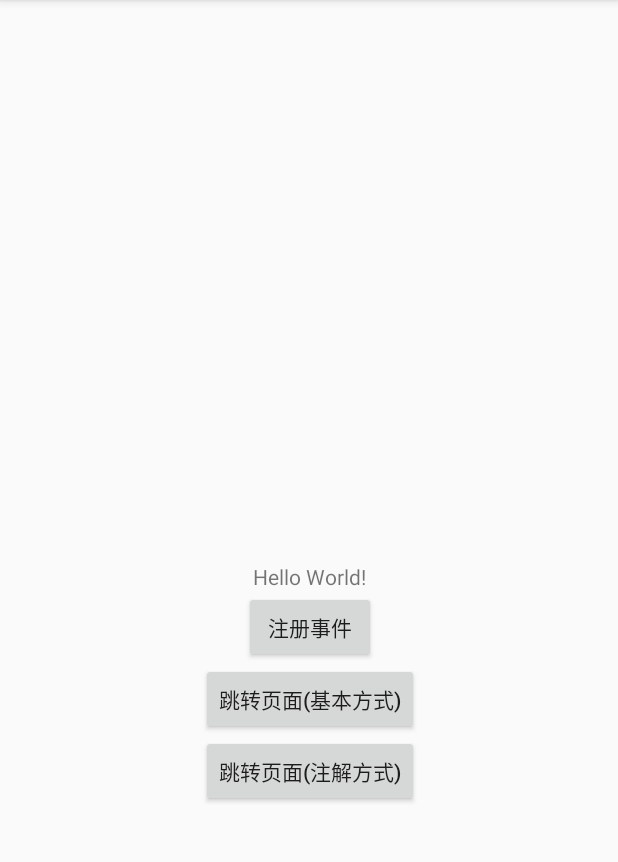
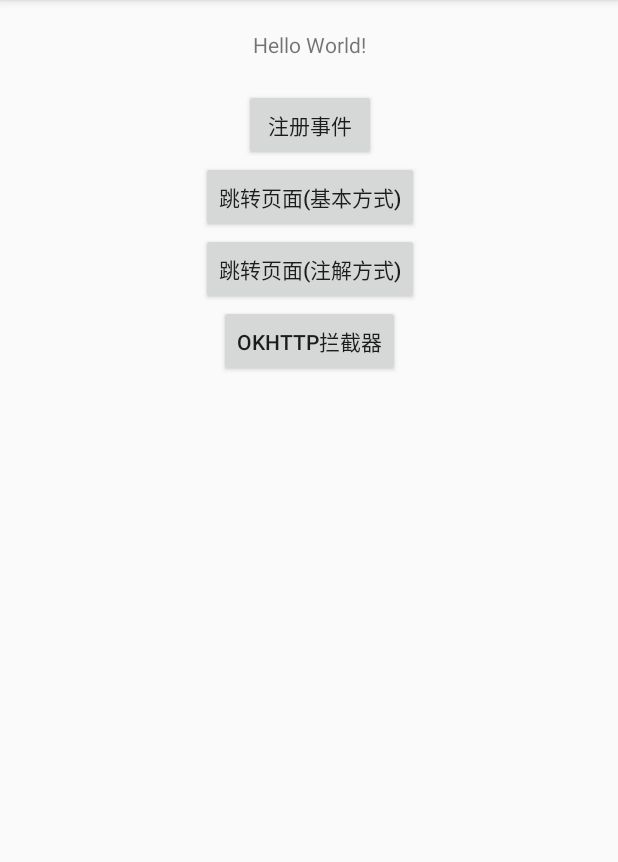
Before and after one commit to player1992/NetWork, an Android app: the screen it shows after launch (MainActivity), on a phone screen of 412 x 824 dp, the part 84-946 px from its top. Run offline under Robolectric (Android 15) with nearby library versions, the phone set to English and light mode, and no system bars; libraries missing offline, so code that uses them is left out: com.squareup.otto.

Commit message:
update okhttp

```diff
--- a/Retrofit/src/main/java/com/leo/retrofit/api/GetApi.java
+++ b/Retrofit/src/main/java/com/leo/retrofit/api/GetApi.java
@@ -1,5 +1,6 @@
 package com.leo.retrofit.api;
 
+import com.google.gson.Gson;
 import com.google.gson.GsonBuilder;
 import com.leo.retrofit.bean.Leo;
 import com.leo.retrofit.service.LeoServiceForGet;
@@ -22,10 +23,10 @@ import retrofit2.converter.gson.GsonConverterFactory;
  */
 public class GetApi {
 
-    private static String url ="http://10.1.133.96/leo/";
+    private static String url ="http://192.168.0.101/leo/";
+//    private static String url ="http://www.baidu.com";
 
     public static void main(String [] args){
-
         Retrofit retrofit = new Retrofit.Builder()
                 .baseUrl(url)
                 //结合Gson解析称为JSON
--- a/app/build.gradle
+++ b/app/build.gradle
@@ -22,5 +22,8 @@ dependencies {
     implementation fileTree(dir: 'libs', include: ['*.jar'])
     implementation 'com.android.support:appcompat-v7:28.0.0'
     implementation 'com.android.support.constraint:constraint-layout:1.1.3'
-    implementation 'com.squareup:otto:1.3.8'//看Otto源码
+    implementation 'com.squareup.retrofit2:retrofit:2.4.0'//retrofit
+    implementation 'com.squareup:otto:1.3.8'//retrofit
+
+
 }
--- a/app/src/main/AndroidManifest.xml
+++ b/app/src/main/AndroidManifest.xml
@@ -2,9 +2,13 @@
 <manifest xmlns:android="http://schemas.android.com/apk/res/android"
     package="com.leo.network">
 
+    <uses-permission android:name="android.permission.ACCESS_NETWORK_STATE" />
+    <uses-permission android:name="android.permission.INTERNET" />
     <application
         android:allowBackup="true"
+        android:networkSecurityConfig="@xml/network_security_config"
         android:icon="@mipmap/ic_launcher"
+        android:name=".App"
         android:label="@string/app_name"
         android:roundIcon="@mipmap/ic_launcher_round"
         android:supportsRtl="true"
--- /dev/null
+++ b/app/src/main/java/com/leo/network/App.java
@@ -0,0 +1,26 @@
+package com.leo.network;
+
+import android.app.Application;
+import android.content.Context;
+import android.net.ConnectivityManager;
+import android.net.NetworkRequest;
+import android.os.Build;
+
+/**
+ * <p>Date:2019-10-08.10:36</p>
+ * <p>Author:niu bao</p>
+ * <p>Desc:</p>
+ */
+public class App extends Application {
+    @Override
+    public void onCreate() {
+        super.onCreate();
+
+        if (Build.VERSION.SDK_INT >= Build.VERSION_CODES.LOLLIPOP){
+            NetWorkCallback netWorkCallback = new NetWorkCallback();
+            NetworkRequest request = new NetworkRequest.Builder().build();
+            ConnectivityManager cmgr = (ConnectivityManager) getApplicationContext().getSystemService(Context.CONNECTIVITY_SERVICE);
+            cmgr.registerNetworkCallback(request,netWorkCallback);
+        }
+    }
+}
--- a/app/src/main/res/layout/activity_main.xml
+++ b/app/src/main/res/layout/activity_main.xml
@@ -9,9 +9,9 @@
     <TextView
         android:id="@+id/text_event"
         android:layout_width="wrap_content"
+        android:padding="20dp"
         android:layout_height="wrap_content"
         android:text="Hello World!"
-        app:layout_constraintBottom_toBottomOf="parent"
         app:layout_constraintLeft_toLeftOf="parent"
         app:layout_constraintRight_toRightOf="parent"
         app:layout_constraintTop_toTopOf="parent" />
@@ -40,4 +40,14 @@
         android:text="跳转页面(注解方式)"
         app:layout_constraintLeft_toLeftOf="@+id/text_event"
         app:layout_constraintTop_toBottomOf="@+id/jump" />
+
+    <Button
+        android:id="@+id/intercept"
+        android:onClick="intercept"
+        android:layout_width="wrap_content"
+        android:layout_height="wrap_content"
+        app:layout_constraintRight_toRightOf="@+id/text_event"
+        android:text="OKHTTP拦截器"
+        app:layout_constraintLeft_toLeftOf="@+id/text_event"
+        app:layout_constraintTop_toBottomOf="@+id/jumpAnno" />
 </android.support.constraint.ConstraintLayout>
--- /dev/null
+++ b/app/src/main/res/xml/network_security_config.xml
@@ -0,0 +1,6 @@
+<?xml version="1.0" encoding="utf-8"?>
+<network-security-config>
+
+    <base-config cleartextTrafficPermitted="true" />
+
+</network-security-config>
```
Also changed, not shown: Retrofit/src/main/java/com/leo/okhttp/demo/CertificateTest.java (added, +48 -0 lines), app/src/main/java/com/leo/network/MainActivity.java (+40 -0 lines), app/src/main/java/com/leo/network/NetWorkCallback.java (added, +53 -0 lines), app/src/main/java/com/leo/network/intercept/LoggingInterceptor.java (added, +28 -0 lines), 1 other file.
